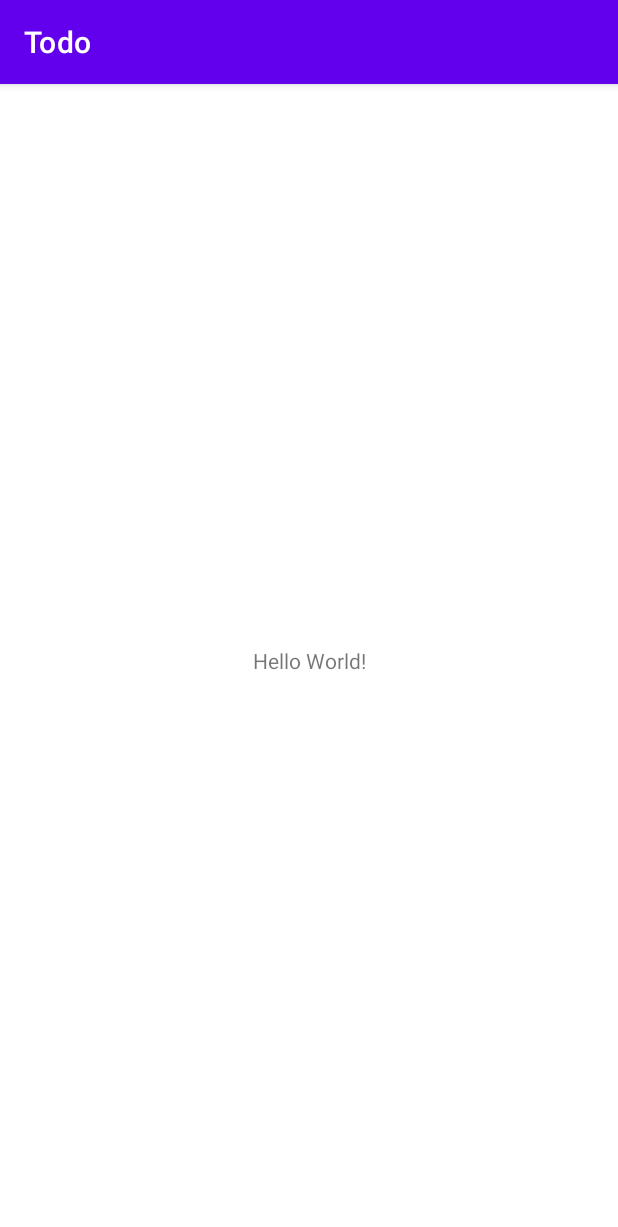
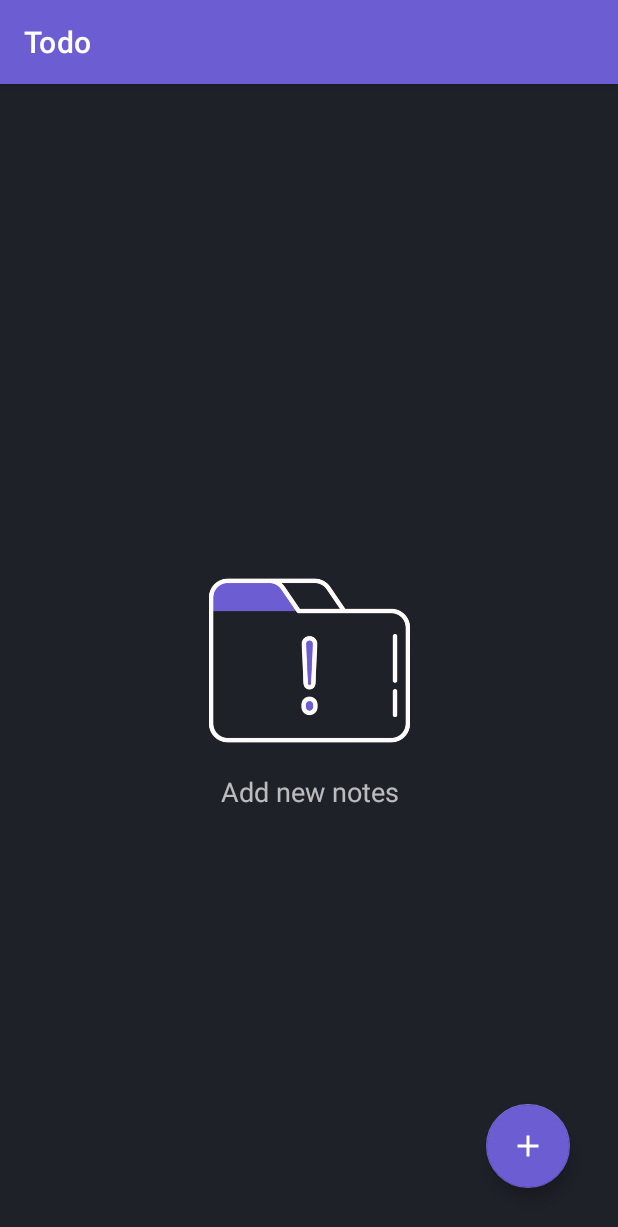
Before and after one commit to NadiaHass/Todo, an Android app: the screen it shows after launch (MainActivity), on a phone screen of 412 x 824 dp. Shown: the top 1227 px of the screen. Run offline under Robolectric (Android 15) with nearby library versions, the phone set to English and light mode, and no system bars.

Commit message:
Create fragments and navigation graph

```diff
--- a/app/src/main/AndroidManifest.xml
+++ b/app/src/main/AndroidManifest.xml
@@ -13,7 +13,7 @@
         android:theme="@style/Theme.Todo"
         tools:targetApi="31">
         <activity
-            android:name=".MainActivity"
+            android:name=".ui.MainActivity"
             android:exported="true">
             <intent-filter>
                 <action android:name="android.intent.action.MAIN" />
--- a/app/src/main/java/com/example/todo/MainActivity.kt
+++ b/app/src/main/java/com/example/todo/ui/MainActivity.kt
@@ -1,7 +1,8 @@
-package com.example.todo
+package com.example.todo.ui
 
 import androidx.appcompat.app.AppCompatActivity
 import android.os.Bundle
+import com.example.todo.R
 
 class MainActivity : AppCompatActivity() {
     override fun onCreate(savedInstanceState: Bundle?) {
--- /dev/null
+++ b/app/src/main/java/com/example/todo/ui/notes/NotesFragment.kt
@@ -0,0 +1,23 @@
+package com.example.todo.ui.notes
+
+import android.os.Bundle
+import androidx.fragment.app.Fragment
+import android.view.LayoutInflater
+import android.view.View
+import android.view.ViewGroup
+import com.example.todo.R
+import com.example.todo.databinding.FragmentAddBinding
+import com.example.todo.databinding.FragmentNotesBinding
+
+class NotesFragment : Fragment() {
+    private var _binding: FragmentNotesBinding?=null
+    private val binding get() = _binding!!
+    override fun onCreateView(
+        inflater: LayoutInflater, container: ViewGroup?,
+        savedInstanceState: Bundle?
+    ): View {
+        _binding = FragmentNotesBinding.inflate(inflater, container, false)
+
+        return binding.root
+    }
+}
--- /dev/null
+++ b/app/src/main/res/drawable/ic_add.xml
@@ -0,0 +1,5 @@
+<vector android:height="24dp" android:tint="#FFFFFF"
+    android:viewportHeight="24" android:viewportWidth="24"
+    android:width="24dp" xmlns:android="http://schemas.android.com/apk/res/android">
+    <path android:fillColor="@android:color/white" android:pathData="M19,13h-6v6h-2v-6H5v-2h6V5h2v6h6v2z"/>
+</vector>
--- a/app/src/main/res/layout/activity_main.xml
+++ b/app/src/main/res/layout/activity_main.xml
@@ -4,15 +4,17 @@
     xmlns:tools="http://schemas.android.com/tools"
     android:layout_width="match_parent"
     android:layout_height="match_parent"
-    tools:context=".MainActivity">
+    tools:context=".ui.MainActivity">
 
-    <TextView
-        android:layout_width="wrap_content"
-        android:layout_height="wrap_content"
-        android:text="Hello World!"
+    <androidx.fragment.app.FragmentContainerView
+        android:id="@+id/fragmentContainerView2"
+        android:name="androidx.navigation.fragment.NavHostFragment"
+        android:layout_width="match_parent"
+        android:layout_height="match_parent"
+        app:defaultNavHost="true"
         app:layout_constraintBottom_toBottomOf="parent"
         app:layout_constraintEnd_toEndOf="parent"
         app:layout_constraintStart_toStartOf="parent"
-        app:layout_constraintTop_toTopOf="parent" />
-
+        app:layout_constraintTop_toTopOf="parent"
+        app:navGraph="@navigation/nav" />
 </androidx.constraintlayout.widget.ConstraintLayout>
--- /dev/null
+++ b/app/src/main/res/layout/fragment_notes.xml
@@ -0,0 +1,55 @@
+<?xml version="1.0" encoding="utf-8"?>
+<androidx.constraintlayout.widget.ConstraintLayout xmlns:android="http://schemas.android.com/apk/res/android"
+    xmlns:app="http://schemas.android.com/apk/res-auto"
+    xmlns:tools="http://schemas.android.com/tools"
+    android:id="@+id/frameLayout"
+    android:background="@color/black"
+    android:layout_width="match_parent"
+    android:layout_height="match_parent"
+    tools:context=".ui.notes.NotesFragment">
+
+    <androidx.recyclerview.widget.RecyclerView
+        android:id="@+id/recyclerView"
+        android:layout_width="0dp"
+        android:layout_height="0dp"
+        app:layout_constraintBottom_toBottomOf="parent"
+        app:layout_constraintEnd_toEndOf="parent"
+        app:layout_constraintStart_toStartOf="parent"
+        app:layout_constraintTop_toTopOf="parent" />
+
+    <com.google.android.material.floatingactionbutton.FloatingActionButton
+        android:id="@+id/floatingActionButton"
+        android:layout_width="wrap_content"
+        android:layout_height="wrap_content"
+        android:layout_marginEnd="32dp"
+        android:layout_marginBottom="32dp"
+        android:clickable="true"
+        android:focusable="true"
+        android:contentDescription="@string/add_note"
+        android:src="@drawable/ic_add"
+        app:layout_constraintBottom_toBottomOf="parent"
+        app:layout_constraintEnd_toEndOf="parent" />
+
+    <ImageView
+        android:id="@+id/iv_no_data"
+        android:layout_width="150dp"
+        android:layout_height="150dp"
+        android:src="@drawable/exclamation"
+        app:layout_constraintBottom_toBottomOf="@+id/recyclerView"
+        app:layout_constraintEnd_toEndOf="parent"
+        app:layout_constraintStart_toStartOf="parent"
+        app:layout_constraintTop_toTopOf="parent" />
+
+    <TextView
+        android:id="@+id/textView"
+        android:layout_width="wrap_content"
+        android:layout_height="wrap_content"
+        android:text="Add new notes"
+        android:textColor="@color/white"
+        android:textSize="18sp"
+        android:alpha="0.7"
+        app:layout_constraintTop_toBottomOf="@id/iv_no_data"
+        app:layout_constraintRight_toRightOf="@id/iv_no_data"
+        app:layout_constraintLeft_toLeftOf="@id/iv_no_data"
+        />
+</androidx.constraintlayout.widget.ConstraintLayout>
--- /dev/null
+++ b/app/src/main/res/navigation/nav.xml
@@ -0,0 +1,38 @@
+<?xml version="1.0" encoding="utf-8"?>
+<navigation xmlns:android="http://schemas.android.com/apk/res/android"
+    xmlns:app="http://schemas.android.com/apk/res-auto"
+    xmlns:tools="http://schemas.android.com/tools"
+    android:id="@+id/nav"
+    app:startDestination="@id/notesFragment">
+
+    <fragment
+        android:id="@+id/notesFragment"
+        android:name="com.example.todo.ui.notes.NotesFragment"
+        android:label="fragment_notes"
+        tools:layout="@layout/fragment_notes" >
+        <action
+            android:id="@+id/action_notesFragment_to_updateFragment"
+            app:destination="@id/updateFragment" />
+        <action
+            android:id="@+id/action_notesFragment_to_addFragment"
+            app:destination="@id/addFragment" />
+    </fragment>
+    <fragment
+        android:id="@+id/addFragment"
+        android:name="com.example.todo.ui.add.AddFragment"
+        android:label="fragment_add"
+        tools:layout="@layout/fragment_add" >
+        <action
+            android:id="@+id/action_addFragment_to_notesFragment"
+            app:destination="@id/notesFragment" />
+    </fragment>
+    <fragment
+        android:id="@+id/updateFragment"
+        android:name="com.example.todo.ui.update.UpdateFragment"
+        android:label="fragment_update"
+        tools:layout="@layout/fragment_update" >
+        <action
+            android:id="@+id/action_updateFragment_to_notesFragment"
+            app:destination="@id/notesFragment" />
+    </fragment>
+</navigation>
--- a/app/src/main/res/values-night/themes.xml
+++ b/app/src/main/res/values-night/themes.xml
@@ -2,12 +2,12 @@
     <!-- Base application theme. -->
     <style name="Theme.Todo" parent="Theme.MaterialComponents.DayNight.DarkActionBar">
         <!-- Primary brand color. -->
-        <item name="colorPrimary">@color/purple_200</item>
-        <item name="colorPrimaryVariant">@color/purple_700</item>
+        <item name="colorPrimary">@color/purple</item>
+        <item name="colorPrimaryVariant">@color/purple</item>
         <item name="colorOnPrimary">@color/black</item>
         <!-- Secondary brand color. -->
-        <item name="colorSecondary">@color/teal_200</item>
-        <item name="colorSecondaryVariant">@color/teal_200</item>
+        <item name="colorSecondary">@color/purple</item>
+        <item name="colorSecondaryVariant">@color/purple</item>
         <item name="colorOnSecondary">@color/black</item>
         <!-- Status bar color. -->
         <item name="android:statusBarColor">?attr/colorPrimaryVariant</item>
--- a/app/src/main/res/values/colors.xml
+++ b/app/src/main/res/values/colors.xml
@@ -1,10 +1,14 @@
 <?xml version="1.0" encoding="utf-8"?>
 <resources>
-    <color name="purple_200">#FFBB86FC</color>
-    <color name="purple_500">#FF6200EE</color>
-    <color name="purple_700">#FF3700B3</color>
     <color name="teal_200">#FF03DAC5</color>
     <color name="teal_700">#FF018786</color>
-    <color name="black">#FF000000</color>
+
+    <color name="purple">#6C5DD2</color>
+    <color name="black">#1E2128</color>
     <color name="white">#FFFFFFFF</color>
+    <color name="lightGray">#E6E6E6</color>
+    <color name="darkGray">#4B4B4B</color>
+    <color name="red">#FF4646</color>
+    <color name="yellow">#FFC114</color>
+    <color name="green">#00C980</color>
 </resources>
--- a/app/src/main/res/values/strings.xml
+++ b/app/src/main/res/values/strings.xml
@@ -1,3 +1,6 @@
 <resources>
     <string name="app_name">Todo</string>
+    <!-- TODO: Remove or change this placeholder text -->
+    <string name="hello_blank_fragment">Hello blank fragment</string>
+    <string name="add_note">Add note</string>
 </resources>
--- a/app/src/main/res/values/themes.xml
+++ b/app/src/main/res/values/themes.xml
@@ -2,13 +2,13 @@
     <!-- Base application theme. -->
     <style name="Theme.Todo" parent="Theme.MaterialComponents.DayNight.DarkActionBar">
         <!-- Primary brand color. -->
-        <item name="colorPrimary">@color/purple_500</item>
-        <item name="colorPrimaryVariant">@color/purple_700</item>
+        <item name="colorPrimary">@color/purple</item>
+        <item name="colorPrimaryVariant">@color/purple</item>
         <item name="colorOnPrimary">@color/white</item>
         <!-- Secondary brand color. -->
-        <item name="colorSecondary">@color/teal_200</item>
+        <item name="colorSecondary">@color/purple</item>
         <item name="colorSecondaryVariant">@color/teal_700</item>
-        <item name="colorOnSecondary">@color/black</item>
+        <item name="colorOnSecondary">@color/white</item>
         <!-- Status bar color. -->
         <item name="android:statusBarColor">?attr/colorPrimaryVariant</item>
         <!-- Customize your theme here. -->
```
Also changed, not shown: app/build.gradle (+35 -6 lines), app/src/main/java/com/example/todo/ui/add/AddFragment.kt (added, +22 -0 lines), app/src/main/java/com/example/todo/ui/update/UpdateFragment.kt (added, +22 -0 lines), app/src/main/res/layout/fragment_add.xml (added, +14 -0 lines), app/src/main/res/layout/fragment_update.xml (added, +14 -0 lines), build.gradle (+13 -0 lines), app/src/main/res/drawable/exclamation.png (added).
